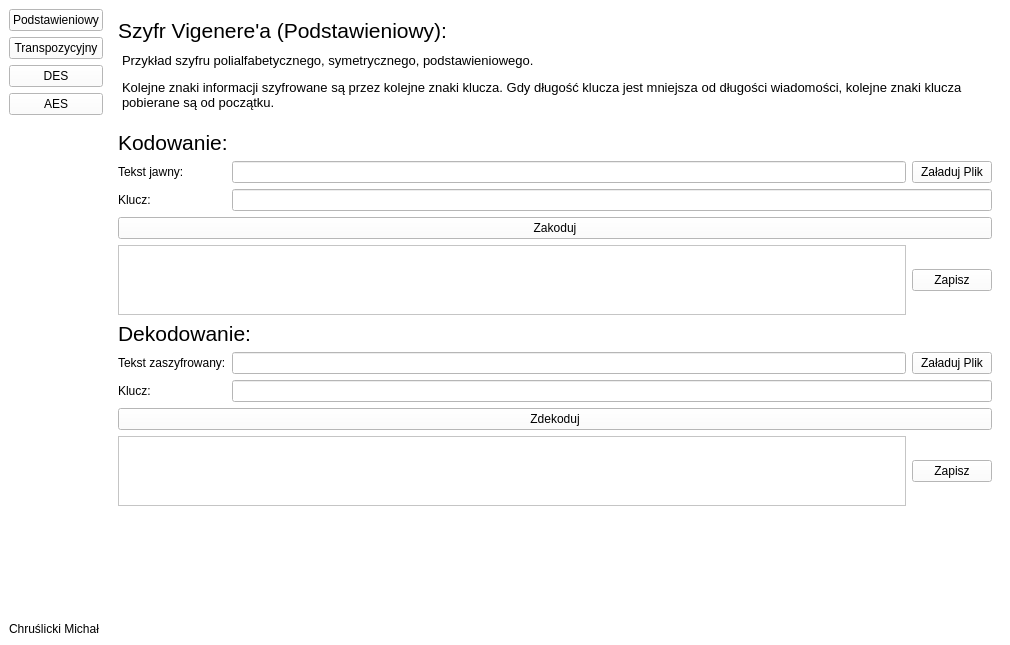
Qt form Ui/mainwindow.ui (Dezinter8/kryptografia_CM) before a commit.
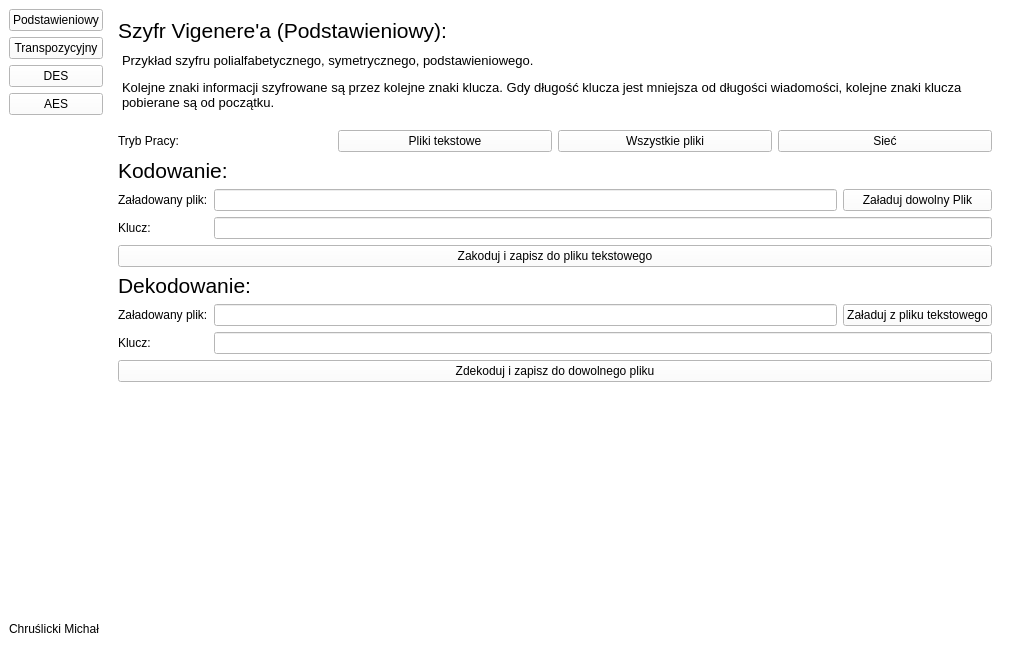
The same form after that commit. The open tabs and pages were chosen to show the change.

Commit message: Dodanie opcji szyfrowania dowolnego pliku dla vigenera

Diff of the .ui file:
```diff
--- a/Ui/mainwindow.ui
+++ b/Ui/mainwindow.ui
@@ -523,62 +523,36 @@
           <number>2</number>
          </property>
          <widget class="QWidget" name="podstawieniowy_page">
-          <layout class="QGridLayout" name="gridLayout_2" rowstretch="0,0,0,0,0,0,0,0,0,0,0,0,0,0,0" columnstretch="0,0,0">
-           <item row="6" column="0">
-            <widget class="QLabel" name="label_4">
+          <layout class="QGridLayout" name="gridLayout_9">
+           <item row="2" column="2">
+            <widget class="QPushButton" name="vigener_allfilesmode_button">
              <property name="text">
-              <string>Klucz:</string>
+              <string>Wszystkie pliki</string>
              </property>
             </widget>
            </item>
-           <item row="3" column="0">
-            <widget class="QLabel" name="label_3">
+           <item row="2" column="1">
+            <widget class="QPushButton" name="vigener_textMode_button">
              <property name="text">
-              <string>Tekst jawny:</string>
+              <string>Pliki tekstowe</string>
              </property>
             </widget>
            </item>
-           <item row="10" column="0">
-            <widget class="QLabel" name="label_7">
+           <item row="2" column="0">
+            <widget class="QLabel" name="label_18">
              <property name="text">
-              <string>Tekst zaszyfrowany:</string>
+              <string>Tryb Pracy:</string>
              </property>
             </widget>
            </item>
-           <item row="11" column="0">
-            <widget class="QLabel" name="label_8">
+           <item row="2" column="3">
+            <widget class="QPushButton" name="vigener_networkmode_button">
              <property name="text">
-              <string>Klucz:</string>
+              <string>Sieć</string>
              </property>
             </widget>
            </item>
-           <item row="14" column="0">
-            <spacer name="verticalSpacer_2">
-             <property name="orientation">
-              <enum>Qt::Orientation::Vertical</enum>
-             </property>
-             <property name="sizeHint" stdset="0">
-              <size>
-               <width>20</width>
-               <height>40</height>
-              </size>
-             </property>
-            </spacer>
-           </item>
-           <item row="3" column="1">
-            <widget class="QLineEdit" name="Vigener_input_text"/>
-           </item>
-           <item row="3" column="2">
-            <widget class="QPushButton" name="Vigener_input_file">
-             <property name="text">
-              <string>Załaduj Plik</string>
-             </property>
-            </widget>
-           </item>
-           <item row="6" column="1" colspan="2">
-            <widget class="QLineEdit" name="Vigener_input_key"/>
-           </item>
-           <item row="1" column="0" colspan="3">
+           <item row="1" column="0" colspan="4">
             <widget class="QTextEdit" name="textEdit">
              <property name="minimumSize">
               <size>
@@ -614,19 +588,7 @@
              </property>
             </widget>
            </item>
-           <item row="2" column="0" colspan="3">
-            <widget class="QLabel" name="label_5">
-             <property name="font">
-              <font>
-               <pointsize>16</pointsize>
-              </font>
-             </property>
-             <property name="text">
-              <string>Kodowanie:</string>
-             </property>
-            </widget>
-           </item>
-           <item row="0" column="0" colspan="3">
+           <item row="0" column="0" colspan="4">
             <widget class="QLabel" name="label">
              <property name="font">
               <font>
@@ -641,83 +603,348 @@
              </property>
             </widget>
            </item>
-           <item row="9" column="0" colspan="3">
-            <widget class="QLabel" name="label_6">
-             <property name="font">
-              <font>
-               <pointsize>16</pointsize>
-              </font>
-             </property>
-             <property name="text">
-              <string>Dekodowanie:</string>
-             </property>
-            </widget>
-           </item>
-           <item row="11" column="1" colspan="2">
-            <widget class="QLineEdit" name="Vigener_decode_input_key"/>
-           </item>
-           <item row="12" column="0" colspan="3">
-            <widget class="QPushButton" name="Vigener_decode_button">
-             <property name="text">
-              <string>Zdekoduj</string>
-             </property>
-            </widget>
-           </item>
-           <item row="10" column="1">
-            <widget class="QLineEdit" name="Vigener_decode_input_text"/>
-           </item>
-           <item row="10" column="2">
-            <widget class="QPushButton" name="Vigener_decode_input_file">
-             <property name="text">
-              <string>Załaduj Plik</string>
-             </property>
-            </widget>
-           </item>
-           <item row="13" column="0" colspan="2">
-            <widget class="QTextEdit" name="Vigener_decode_output">
-             <property name="maximumSize">
-              <size>
-               <width>16777215</width>
-               <height>70</height>
-              </size>
-             </property>
-             <property name="readOnly">
-              <bool>true</bool>
-             </property>
-            </widget>
-           </item>
-           <item row="13" column="2">
-            <widget class="QPushButton" name="Vigener_decode_output_save">
-             <property name="text">
-              <string>Zapisz</string>
-             </property>
-            </widget>
-           </item>
-           <item row="8" column="0" colspan="2">
-            <widget class="QTextEdit" name="Vigener_output">
-             <property name="maximumSize">
-              <size>
-               <width>16777215</width>
-               <height>70</height>
-              </size>
-             </property>
-             <property name="readOnly">
-              <bool>true</bool>
-             </property>
-            </widget>
-           </item>
-           <item row="8" column="2">
-            <widget class="QPushButton" name="Vigener_output_save">
-             <property name="text">
-              <string>Zapisz</string>
-             </property>
-            </widget>
-           </item>
-           <item row="7" column="0" colspan="3">
-            <widget class="QPushButton" name="Vigener_button">
-             <property name="text">
-              <string>Zakoduj</string>
-             </property>
+           <item row="3" column="0" colspan="4">
+            <widget class="QStackedWidget" name="Vigener_stackedWidget">
+             <widget class="QWidget" name="podstawieniowy_normal">
+              <layout class="QGridLayout" name="gridLayout_2">
+               <property name="leftMargin">
+                <number>0</number>
+               </property>
+               <property name="topMargin">
+                <number>0</number>
+               </property>
+               <property name="rightMargin">
+                <number>0</number>
+               </property>
+               <property name="bottomMargin">
+                <number>0</number>
+               </property>
+               <item row="9" column="2">
+                <widget class="QPushButton" name="Vigener_decode_output_save">
+                 <property name="text">
+                  <string>Zapisz</string>
+                 </property>
+                </widget>
+               </item>
+               <item row="1" column="2">
+                <widget class="QPushButton" name="Vigener_input_file">
+                 <property name="text">
+                  <string>Załaduj Plik</string>
+                 </property>
+                </widget>
+               </item>
+               <item row="4" column="0" colspan="2">
+                <widget class="QTextEdit" name="Vigener_output">
+                 <property name="maximumSize">
+                  <size>
+                   <width>16777215</width>
+                   <height>70</height>
+                  </size>
+                 </property>
+                 <property name="readOnly">
+                  <bool>true</bool>
+                 </property>
+                </widget>
+               </item>
+               <item row="4" column="2">
+                <widget class="QPushButton" name="Vigener_output_save">
+                 <property name="text">
+                  <string>Zapisz</string>
+                 </property>
+                </widget>
+               </item>
+               <item row="6" column="2">
+                <widget class="QPushButton" name="Vigener_decode_input_file">
+                 <property name="text">
+                  <string>Załaduj Plik</string>
+                 </property>
+                </widget>
+               </item>
+               <item row="5" column="0" colspan="3">
+                <widget class="QLabel" name="label_6">
+                 <property name="font">
+                  <font>
+                   <pointsize>16</pointsize>
+                  </font>
+                 </property>
+                 <property name="text">
+                  <string>Dekodowanie:</string>
+                 </property>
+                </widget>
+               </item>
+               <item row="10" column="0">
+                <spacer name="verticalSpacer_2">
+                 <property name="orientation">
+                  <enum>Qt::Orientation::Vertical</enum>
+                 </property>
+                 <property name="sizeHint" stdset="0">
+                  <size>
+                   <width>20</width>
+                   <height>40</height>
+                  </size>
+                 </property>
+                </spacer>
+               </item>
+               <item row="6" column="1">
+                <widget class="QLineEdit" name="Vigener_decode_input_text">
+                 <property name="maxLength">
+                  <number>999999999</number>
+                 </property>
+                </widget>
+               </item>
+               <item row="8" column="0" colspan="3">
+                <widget class="QPushButton" name="Vigener_decode_button">
+                 <property name="text">
+                  <string>Zdekoduj</string>
+                 </property>
+                </widget>
+               </item>
+               <item row="0" column="0" colspan="3">
+                <widget class="QLabel" name="label_5">
+                 <property name="font">
+                  <font>
+                   <pointsize>16</pointsize>
+                  </font>
+                 </property>
+                 <property name="text">
+                  <string>Kodowanie:</string>
+                 </property>
+                </widget>
+               </item>
+               <item row="1" column="0">
+                <widget class="QLabel" name="label_3">
+                 <property name="text">
+                  <string>Tekst jawny:</string>
+                 </property>
+                </widget>
+               </item>
+               <item row="6" column="0">
+                <widget class="QLabel" name="label_7">
+                 <property name="text">
+                  <string>Tekst zaszyfrowany:</string>
+                 </property>
+                </widget>
+               </item>
+               <item row="1" column="1">
+                <widget class="QLineEdit" name="Vigener_input_text">
+                 <property name="maxLength">
+                  <number>999999999</number>
+                 </property>
+                </widget>
+               </item>
+               <item row="7" column="0">
+                <widget class="QLabel" name="label_8">
+                 <property name="text">
+                  <string>Klucz:</string>
+                 </property>
+                </widget>
+               </item>
+               <item row="3" column="0" colspan="3">
+                <widget class="QPushButton" name="Vigener_button">
+                 <property name="text">
+                  <string>Zakoduj</string>
+                 </property>
+                </widget>
+               </item>
+               <item row="9" column="0" colspan="2">
+                <widget class="QTextEdit" name="Vigener_decode_output">
+                 <property name="maximumSize">
+                  <size>
+                   <width>16777215</width>
+                   <height>70</height>
+                  </size>
+                 </property>
+                 <property name="readOnly">
+                  <bool>true</bool>
+                 </property>
+                </widget>
+               </item>
+               <item row="2" column="1" colspan="2">
+                <widget class="QLineEdit" name="Vigener_input_key">
+                 <property name="maxLength">
+                  <number>999999999</number>
+                 </property>
+                </widget>
+               </item>
+               <item row="2" column="0">
+                <widget class="QLabel" name="label_4">
+                 <property name="text">
+                  <string>Klucz:</string>
+                 </property>
+                </widget>
+               </item>
+               <item row="7" column="1" colspan="2">
+                <widget class="QLineEdit" name="Vigener_decode_input_key">
+                 <property name="maxLength">
+                  <number>999999999</number>
+                 </property>
+                </widget>
+               </item>
+              </layout>
+             </widget>
+             <widget class="QWidget" name="podstawieniowy_all_files">
+              <layout class="QGridLayout" name="gridLayout_10">
+               <property name="leftMargin">
+                <number>0</number>
+               </property>
+               <property name="topMargin">
+                <number>0</number>
+               </property>
+               <property name="rightMargin">
+                <number>0</number>
+               </property>
+               <property name="bottomMargin">
+                <number>0</number>
+               </property>
+               <item row="7" column="0" colspan="3">
+                <widget class="QPushButton" name="Vigener_decode_button_2">
+                 <property name="text">
+                  <string>Zdekoduj i zapisz do dowolnego pliku</string>
+                 </property>
+                </widget>
+               </item>
+               <item row="5" column="2">
+                <widget class="QPushButton" name="Vigener_decode_input_file_2">
+                 <property name="text">
+                  <string>Załaduj z pliku tekstowego</string>
+                 </property>
+                </widget>
+               </item>
+               <item row="0" column="0" colspan="3">
+                <widget class="QLabel" name="label_20">
+                 <property name="font">
+                  <font>
+                   <pointsize>16</pointsize>
+                  </font>
+                 </property>
+                 <property name="text">
+                  <string>Kodowanie:</string>
+                 </property>
+                </widget>
+               </item>
+               <item row="1" column="0">
+                <widget class="QLabel" name="label_24">
+                 <property name="text">
+                  <string>Załadowany plik:</string>
+                 </property>
+                </widget>
+               </item>
+               <item row="5" column="0">
+                <widget class="QLabel" name="label_21">
+                 <property name="text">
+                  <string>Załadowany plik:</string>
+                 </property>
+                </widget>
+               </item>
+               <item row="6" column="0">
+                <widget class="QLabel" name="label_19">
+                 <property name="text">
+                  <string>Klucz:</string>
+                 </property>
+                </widget>
+               </item>
+               <item row="6" column="1" colspan="2">
+                <widget class="QLineEdit" name="Vigener_decode_input_key_2">
+                 <property name="maxLength">
+                  <number>999999999</number>
+                 </property>
+                </widget>
+               </item>
+               <item row="2" column="0">
+                <widget class="QLabel" name="label_22">
+                 <property name="text">
+                  <string>Klucz:</string>
+                 </property>
+                </widget>
+               </item>
+               <item row="3" column="0" colspan="3">
+                <widget class="QPushButton" name="Vigener_button_2">
+                 <property name="text">
+                  <string>Zakoduj i zapisz do pliku tekstowego</string>
+                 </property>
+                </widget>
+               </item>
+               <item row="1" column="1">
+                <widget class="QLineEdit" name="Vigener_file_path">
+                 <property name="maxLength">
+                  <number>999999999</number>
+                 </property>
+                 <property name="readOnly">
+                  <bool>true</bool>
+                 </property>
+                </widget>
+               </item>
+               <item row="4" column="0" colspan="3">
+                <widget class="QLabel" name="label_23">
+                 <property name="font">
+                  <font>
+                   <pointsize>16</pointsize>
+                  </font>
+                 </property>
+                 <property name="text">
+                  <string>Dekodowanie:</string>
+                 </property>
+                </widget>
+               </item>
+               <item row="5" column="1">
+                <widget class="QLineEdit" name="Vigener_decode_file_path">
+                 <property name="maxLength">
+                  <number>999999999</number>
+                 </property>
+                 <property name="readOnly">
+                  <bool>true</bool>
+                 </property>
+                </widget>
+               </item>
+               <item row="1" column="2">
+                <widget class="QPushButton" name="Vigener_input_file_2">
+                 <property name="text">
+                  <string>Załaduj dowolny Plik</string>
+                 </property>
+                </widget>
+               </item>
+               <item row="2" column="1" colspan="2">
+                <widget class="QLineEdit" name="Vigener_input_key_2">
+                 <property name="maxLength">
+                  <number>999999999</number>
+                 </property>
+                </widget>
+               </item>
+               <item row="8" column="0">
+                <spacer name="verticalSpacer_4">
+                 <property name="orientation">
+                  <enum>Qt::Orientation::Vertical</enum>
+                 </property>
+                 <property name="sizeHint" stdset="0">
+                  <size>
+                   <width>86</width>
+                   <height>213</height>
+                  </size>
+                 </property>
+                </spacer>
+               </item>
+              </layout>
+             </widget>
+             <widget class="QWidget" name="podstawieniowy_network">
+              <widget class="QLabel" name="label_25">
+               <property name="geometry">
+                <rect>
+                 <x>330</x>
+                 <y>50</y>
+                 <width>161</width>
+                 <height>61</height>
+                </rect>
+               </property>
+               <property name="font">
+                <font>
+                 <pointsize>18</pointsize>
+                </font>
+               </property>
+               <property name="text">
+                <string>Not ready yet</string>
+               </property>
+              </widget>
+             </widget>
             </widget>
            </item>
           </layout>
```
Left out of the diff: 215 changed lines with no effect on the pictures. The commit also changes 3 other files.
